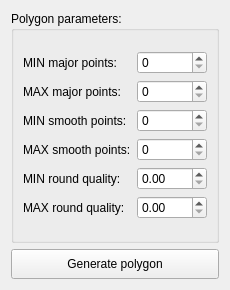
Above: Source_code/ui/ControlWindow.ui from juvus/Smooth_polygon_algorithm before the change. Below: the same form after it.
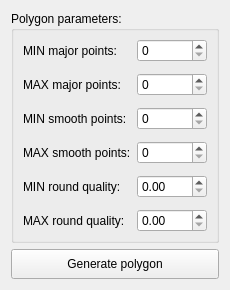
That is the form after the change.

Commit message: Change user interface (with layouts)

The edit to the form file:
```diff
--- a/Source_code/ui/ControlWindow.ui
+++ b/Source_code/ui/ControlWindow.ui
@@ -34,8 +34,12 @@
         <string>Polygon parameters:</string>
        </property>
        <layout class="QVBoxLayout" name="verticalLayout_2">
-        <item>
-         <layout class="QVBoxLayout" name="verticalLayout">
+        <property name="topMargin">
+         <number>3</number>
+        </property>
+        <property name="bottomMargin">
+         <number>3</number>
+        </property>
           <item>
            <layout class="QHBoxLayout" name="horizontalLayout">
             <item>
@@ -169,9 +173,9 @@
            </layout>
           </item>
          </layout>
-        </item>
-       </layout>
-      </widget>
+      </widget>
+     </item>
+    </layout>
      </item>
      <item>
       <widget class="QPushButton" name="btnGeneratePolygon">
@@ -185,8 +189,6 @@
         <string>Generate polygon</string>
        </property>
       </widget>
-     </item>
-    </layout>
    </item>
   </layout>
  </widget>
```
Lines whose indentation alone changed are shown as unchanged.
